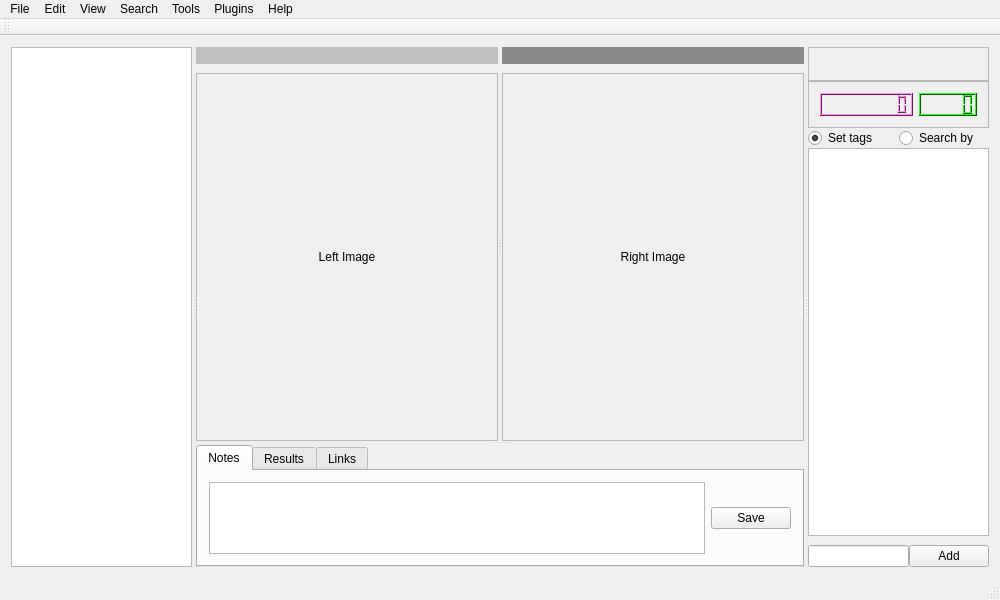
First picture: the form in milla-view/mviewer.ui, repository matrixsmaster/MILLA, before the edit.
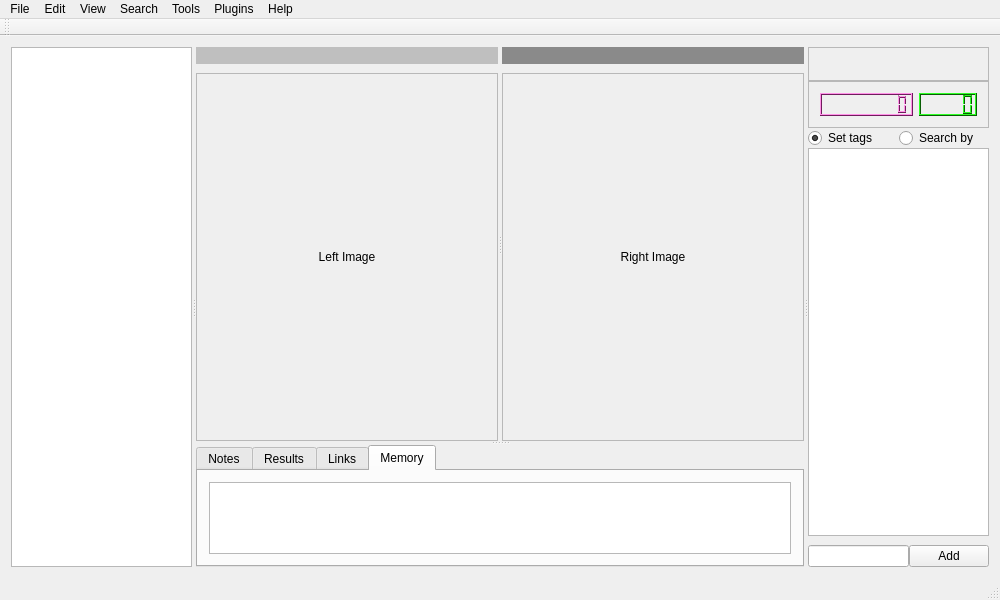
Second picture: the form after the edit. The open tabs and pages were chosen to show the change. Icons and pictures are not drawn. Custom widgets are drawn as their Qt base class.

Commit message: DB version 2 introduced. Added short-term memory view model. Main window layout, position and other settings saving and restoring implemented.

Diff of the .ui file:
```diff
--- a/milla-view/mviewer.ui
+++ b/milla-view/mviewer.ui
@@ -1317,6 +1317,16 @@
                 </item>
                </layout>
               </widget>
+              <widget class="QWidget" name="tab_3">
+               <attribute name="title">
+                <string>Memory</string>
+               </attribute>
+               <layout class="QHBoxLayout" name="horizontalLayout_17">
+                <item>
+                 <widget class="QListView" name="listView_4"/>
+                </item>
+               </layout>
+              </widget>
              </widget>
             </item>
            </layout>
```
Left out of the diff: 13 changed lines with no effect on the pictures. The commit also changes 9 other files.
